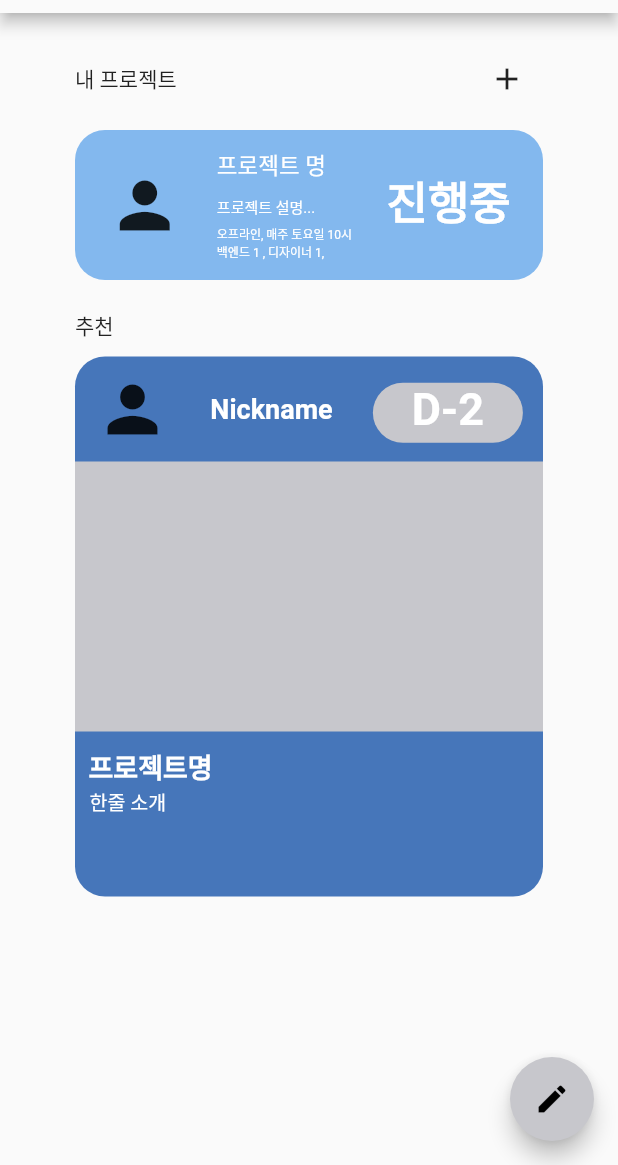
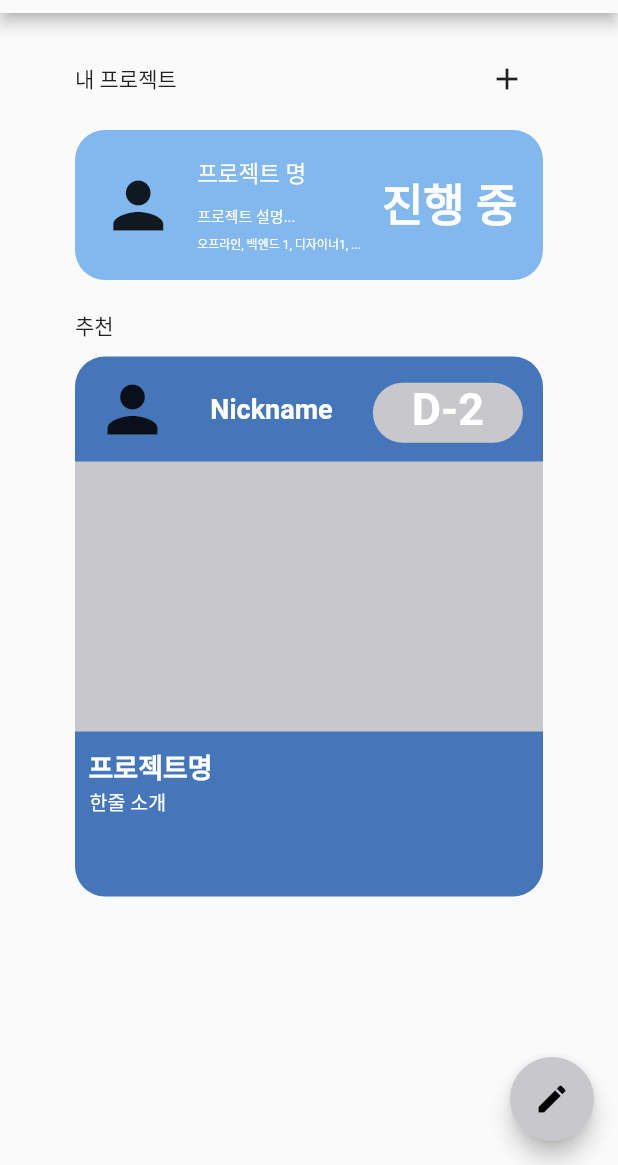
Before and after one commit to computerteam9/MEETEAM, a Flutter app: the MainPage screen opened directly, on a phone screen of 412 x 824 dp, the part 71-1236 px from its top. Run offline on Flutter 3.47's test engine with Material 2 defaults, Android fonts, the phone set to English and light mode, and no system bars.

Commit message:
추가 : 변수 ProjectBox title, description, tag, dDay 수정 : 메인페이지 내 프로젝트 Container -> ProjectBox

```diff
--- a/lib/MainPage.dart
+++ b/lib/MainPage.dart
@@ -4,6 +4,7 @@ import 'package:meetteam/ProjectWritePage.dart';
 import 'package:meetteam/Appbar/MainAppbar.dart';
 import 'package:meetteam/ProjectListPage.dart';
 import 'package:meetteam/Color.dart';
+import 'package:meetteam/ProjectBox.dart';
 
 class MainPage extends StatelessWidget {
   const MainPage({super.key});
@@ -22,6 +23,7 @@ class MainPage extends StatelessWidget {
                 ));
           },
           backgroundColor: CupertinoColors.systemGrey3,
+
           child: const Icon(
               Icons.create,
             color: Colors.black,
@@ -58,47 +60,13 @@ class MainPage extends StatelessWidget {
                     decoration: BoxDecoration(
                         color: CustomColor.color1,
                         borderRadius: BorderRadius.circular(20)),
-                    child: Row(
-                      mainAxisAlignment: MainAxisAlignment.spaceAround,
-                      children: <Widget>[
-                        const ClipOval(
-                          child: Icon(
-                            Icons.person,
-                            size: 50,
-                          ),
-                        ),
-                        Column(
-                          mainAxisAlignment: MainAxisAlignment.spaceAround,
-                          crossAxisAlignment: CrossAxisAlignment.start,
-                          children: const [
-                            Text(
-                              "프로젝트 명",
-                              style:
-                                  TextStyle(fontSize: 15, color: Colors.white),
-                            ),
-                            Text(
-                              "프로젝트 설명...",
-                              style: TextStyle(
-                                  height: 2, fontSize: 10, color: Colors.white),
-                            ),
-                            Text(
-                              "오프라인, 매주 토요일 10시\n백엔드 1 , 디자이너 1,",
-                              style:
-                                  TextStyle(fontSize: 8, color: Colors.white),
-                            ),
-                          ],
-                        ),
-                        const Text(
-                          "진행중",
-                          style: TextStyle(
-                              height: 1.2,
-                              fontWeight: FontWeight.bold,
-                              fontSize: 30,
-                              color: Colors.white),
-                        )
-                      ],
-                    )),
-              ])),
+                    child: const ProjectBox(
+                      title: "프로젝트 명",
+                      description: "프로젝트 설명...",
+                      tag: "오프라인, 백엔드 1, 디자이너1, ...",
+                      dDay: "진행 중",
+                    ),
+                )])),
           Container(
               margin: const EdgeInsets.fromLTRB(50, 10, 0, 0),
               // 추천 프로젝트 상단 라벨
@@ -170,7 +138,8 @@ class MainPage extends StatelessWidget {
                             "   한줄 소개",
                             style:
                             TextStyle(fontSize: 13, color: Colors.white),
-                          )
+                          ),
+
                         ])),
               ]))
         ]));
--- a/lib/ProjectBox.dart
+++ b/lib/ProjectBox.dart
@@ -0,0 +1,68 @@
+import 'package:flutter/material.dart';
+import 'package:meetteam/color.dart';
+
+class ProjectBox extends StatelessWidget {
+  final String title;
+  final String description;
+  final String tag;
+  final String dDay;
+
+  const ProjectBox({super.key,
+    required this.title,
+    required this.description,
+    required this.tag,
+    required this.dDay,
+  });
+
+  @override
+  Widget build(BuildContext context){
+    return Container(
+        height: 100,
+        padding: const EdgeInsets.fromLTRB(0, 5, 0, 5),
+        decoration: BoxDecoration(
+            color: CustomColor.color1,
+            borderRadius: BorderRadius.circular(20)),
+        child: Row(
+          mainAxisAlignment: MainAxisAlignment.spaceAround,
+          children: <Widget>[
+            const ClipOval(
+              child: Icon(
+                Icons.person,
+                size: 50,
+              ),
+            ),
+            Column(
+              mainAxisAlignment: MainAxisAlignment.spaceAround,
+              crossAxisAlignment: CrossAxisAlignment.start,
+              children: [
+                Text(
+                  title,
+                  style:
+                  const TextStyle(fontSize: 15, color: Colors.white),
+                ),
+                Text(
+                  description,
+                  style: const TextStyle(
+                      height: 2, fontSize: 10, color: Colors.white),
+                ),
+                Text(
+                  tag,
+                  maxLines:3,
+                  overflow: TextOverflow.ellipsis,
+                  style:
+                  const TextStyle(fontSize: 8, color: Colors.white),
+                ),
+              ],
+            ),
+            Text(
+              dDay,
+              style: const TextStyle(
+                  height: 1.2,
+                  fontWeight: FontWeight.bold,
+                  fontSize: 30,
+                  color: Colors.white),
+            )
+          ],
+        ));
+  }
+}
```
